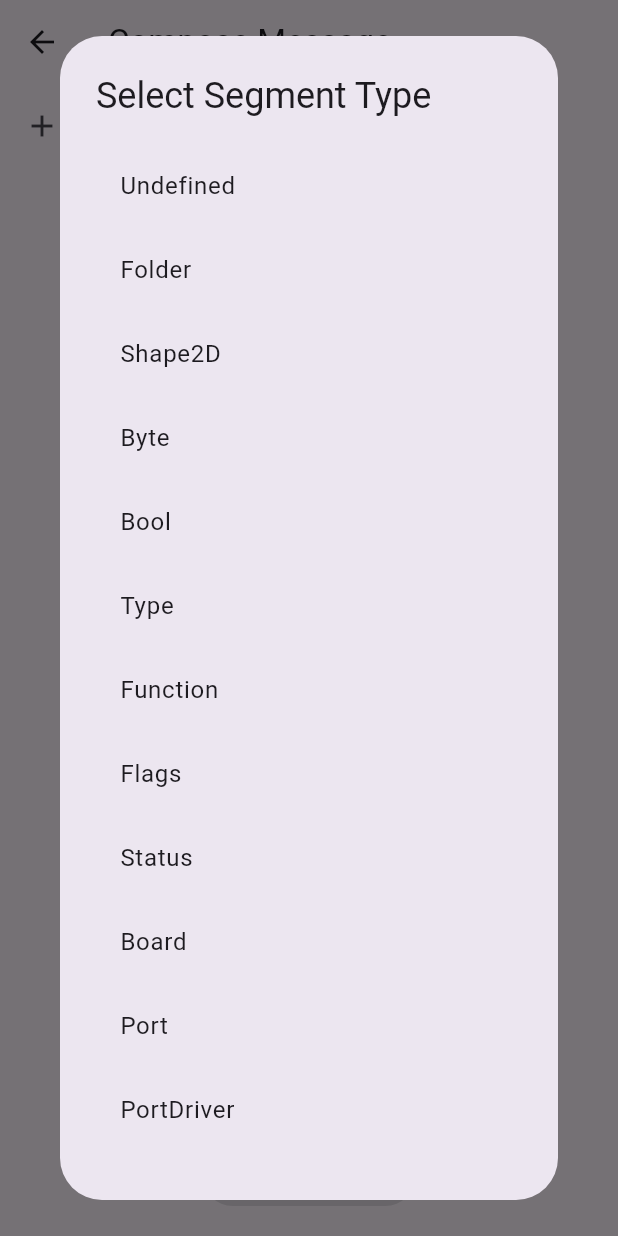
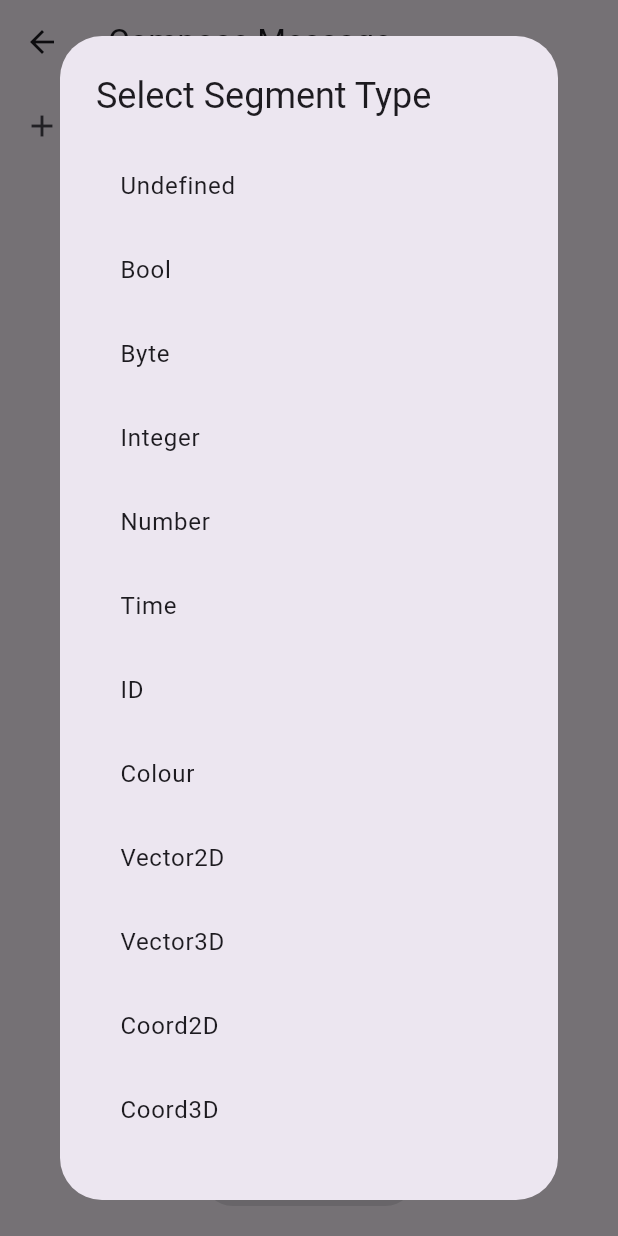
Before and after one commit to AkyirrDFaux/tamuapp, a Flutter app: the ComposeMessagePage screen opened directly, after a tap on "Add New Segment", on a phone screen of 412 x 824 dp. Run offline on Flutter 3.47's test engine with Material 3 defaults, Android fonts, the phone set to English and light mode, and no system bars; our stand-ins replace flutter_blue_plus, permission_handler.

Commit message:
Fix for type split

```diff
--- a/lib/object/new_object_page.dart
+++ b/lib/object/new_object_page.dart
@@ -83,7 +83,7 @@ class _NewObjectDialogState extends State<NewObjectDialog> {
             if (_formKey.currentState!.validate()) {
               Message message = Message();
               message.addSegment(Types.Function, Functions.CreateObject);
-              message.addSegment(Types.Type, _selectedType);
+              message.addSegment(Types.ObjectType, _selectedType);
               message.addSegment(Types.ID, int.parse(_idController.text));
               BluetoothManager().sendMessage(message);
               Navigator.of(context).pop();
--- a/lib/object/object.dart
+++ b/lib/object/object.dart
@@ -2,7 +2,7 @@ import '../flags.dart';
 import '../types.dart';
 
 class Object {
-  final Types type;
+  final ObjectTypes type;
   int id;
   String name = "Unnamed";
   FlagClass flags = FlagClass();
@@ -66,6 +66,18 @@ class Coord2D {
   }
 }
 
+class Coord3D {
+  Vector3D Position = Vector3D(0, 0, 0);
+  Vector3D Rotation = Vector3D(1, 0, 0);
+
+  Coord3D(this.Position, this.Rotation);
+
+  @override
+  String toString() {
+    return 'Coord3D(Position: $Position, Rotation: $Rotation)';
+  }
+}
+
 class Colour {
   int R = 0;
   int G = 0;
--- a/lib/object/object_graph_page.dart
+++ b/lib/object/object_graph_page.dart
@@ -12,7 +12,7 @@ import 'object_page.dart';
 class GraphNode {
   final int id;
   final String name;
-  final Types type;
+  final ObjectTypes type;
   List<int> childrenIds;
   List<int> parentIds;
   Offset? position;
--- a/lib/object/object_manager.dart
+++ b/lib/object/object_manager.dart
@@ -54,9 +54,9 @@ class ObjectManager extends ChangeNotifier {
   void ReadObject(Message message){
     Object newObject;
       if(message.getSegmentType(2) == Types.ID
-      && message.getSegmentType(1) == Types.Type){
+      && message.getSegmentType(1) == Types.ObjectType){
         int id = message.getSegmentData(2);
-        Types type = message.getSegmentData(1);
+        ObjectTypes type = message.getSegmentData(1);
         Object? existingObject = getObjectById(id);
         if (existingObject != null) {
           newObject = existingObject;
--- a/lib/types.dart
+++ b/lib/types.dart
@@ -2,186 +2,160 @@ import 'package:flutter/material.dart';
 
 enum Types {
   Undefined(0),
-  Folder(1),
-  Shape2D(2),
-  Byte(3),
-  Bool(4),
-  Type(5),
-  Function(6),
-  Flags(7),
-  Status(8),
-  Board(9),
-  Port(10),
-  PortDriver(11),
-  Fan(12),
-  LEDStrip(13),
-  LEDSegment(14),
-  Texture1D(15),
-  Display(16),
-  Geometry2D(17),
-  GeometryOperation(18),
-  Texture2D(19),
-  AccGyr(20),
-  Servo(21),
-  Input(22),
-  Removed4(23),
-  Operation(24),
-  Program(25),
-  Integer(26),
-  Time(27),
-  Number(28),
-  ID(29),
-  Colour(30),
-  Removed1(31),
-  Vector2D(32),
-  Vector3D(33),
-  Coord2D(34),
-  Text(35),
-  IDList(36);
+  Bool(1),
+  Byte(2),
+  Integer(3),
+  Number(4),
+  Time(5),
+  ID(6),
+  Colour(7),
+  Vector2D(8),
+  Vector3D(9),
+  Coord2D(10),
+  Coord3D(11),
+  Text(12),
+  IDList(13),
+  ObjectType(32),
+  Function(33),
+  Flags(34),
+  Status(35),
+  Board(36),
+  Port(37),
+  PortDriver(38),
+  AccGyr(39),
+  Input(40),
+  LEDStrip(41),
+  Texture1D(42),
+  Display(43),
+  Geometry2D(44),
+  GeometryOperation(45),
+  Texture2D(46),
+  Operation(47),
+  Program(48);
 
   final int value;
   const Types(this.value);
 
   static int getSize(Types type) {
-    if (type.value < Types.Byte.value)
+    if (type == Types.Undefined) {
       return 0;
-    else if (type.value < Types.Integer.value)
+    } else if (type.value <= Types.Byte.value || type.value >= Types.ObjectType.value) {
       return 1;
-    else if (type.value < Types.Vector2D.value)
+    } else if (type.value <= Types.Colour.value) {
       return 4;
-    else if (type.value == Types.Vector2D.value)
+    } else if (type == Types.Vector2D) {
       return 8;
-    else if (type.value == Types.Vector3D.value)
+    } else if (type == Types.Vector3D) {
       return 12;
-    else if (type.value == Types.Coord2D.value)
+    } else if (type == Types.Coord2D) {
       return 16;
-    else
+    } else if (type == Types.Coord3D) {
+      return 24;
+    } else {
       return -1; // dynamic, check first byte
+    }
   }
 
   static Types fromValue(int value) {
-    switch (value) {
-      case 0:
-        return Types.Undefined;
-      case 1:
-        return Types.Folder;
-      case 2:
-        return Types.Shape2D;
-      case 3:
-        return Types.Byte;
-      case 4:
-        return Types.Bool;
-      case 5:
-        return Types.Type;
-      case 6:
-        return Types.Function;
-      case 7:
-        return Types.Flags;
-      case 8:
-        return Types.Status;
-      case 9:
-        return Types.Board;
-      case 10:
-        return Types.Port;
-      case 11:
-        return Types.PortDriver;
-      case 12:
-        return Types.Fan;
-      case 13:
-        return Types.LEDStrip;
-      case 14:
-        return Types.LEDSegment;
-      case 15:
-        return Types.Texture1D;
-      case 16:
-        return Types.Display;
-      case 17:
-        return Types.Geometry2D;
-      case 18:
-        return Types.GeometryOperation;
-      case 19:
-        return Types.Texture2D;
-      case 20:
-        return Types.AccGyr;
-      case 21:
-        return Types.Servo;
-      case 22:
-        return Types.Input;
-      case 23:
-        return Types.Removed4;
-      case 24:
-        return Types.Operation;
-      case 25:
-        return Types.Program;
-      case 26:
-        return Types.Integer;
-      case 27:
-        return Types.Time;
-      case 28:
-        return Types.Number;
-      case 29:
-        return Types.ID;
-      case 30:
-        return Types.Colour;
-      case 31:
-        return Types.Removed1;
-      case 32:
-        return Types.Vector2D;
-      case 33:
-        return Types.Vector3D;
-      case 34:
-        return Types.Coord2D;
-      case 35:
-        return Types.Text;
-      case 36:
-        return Types.IDList;
-      default:
-        return Types.Undefined;
+    for (var type in Types.values) {
+      if (type.value == value) {
+        return type;
+      }
     }
+    return Types.Undefined;
   }
 }
 
+enum ObjectTypes {
+  Undefined(0),
+  Shape2D(1),
+  Board(2),
+  Port(3),
+  Fan(4),
+  LEDStrip(5),
+  LEDSegment(6),
+  Texture1D(7),
+  Display(8),
+  Geometry2D(9),
+  Texture2D(10),
+  AccGyr(11),
+  Servo(12),
+  Input(13),
+  Operation(14),
+  Program(15);
+
+  final int value;
+  const ObjectTypes(this.value);
+
+  static ObjectTypes fromValue(int value) {
+    for (var type in ObjectTypes.values) {
+      if (type.value == value) {
+        return type;
+      }
+    }
+    return ObjectTypes.Undefined;
+  }
+}
+
+final Map<ObjectTypes, IconData> objectTypeIcons = {
+  ObjectTypes.Undefined: Icons.help_outline,
+  ObjectTypes.Shape2D: Icons.category_outlined,
+  ObjectTypes.Board: Icons.memory_outlined,
+  ObjectTypes.Port: Icons.lan_outlined,
+  ObjectTypes.Fan: Icons.wind_power_outlined,
+  ObjectTypes.LEDStrip: Icons.wb_incandescent_outlined,
+  ObjectTypes.LEDSegment: Icons.view_agenda_outlined,
+  ObjectTypes.Texture1D: Icons.linear_scale_outlined,
+  ObjectTypes.Display: Icons.desktop_windows_outlined,
+  ObjectTypes.Geometry2D: Icons.square_foot_outlined,
+  ObjectTypes.Texture2D: Icons.texture_outlined,
+  ObjectTypes.AccGyr: Icons.gps_not_fixed_outlined,
+  ObjectTypes.Servo: Icons.precision_manufacturing_outlined,
+  ObjectTypes.Input: Icons.input_outlined,
+  ObjectTypes.Operation: Icons.settings_outlined,
+  ObjectTypes.Program: Icons.terminal_outlined,
+};
+
 final Map<Types, IconData> typeIcons = {
   Types.Undefined: Icons.help_outline,
-  Types.Folder: Icons.folder_outlined,
-  Types.Shape2D: Icons.category_outlined, // Good for abstract shapes
+  Types.Bool: Icons.toggle_on_outlined,
   Types.Byte: Icons.data_object_outlined,
-  Types.Bool: Icons.toggle_on_outlined, // Or Icons.check_box_outlined
-  Types.Type: Icons.sell_outlined, // Represents a tag or type label
+  Types.Integer: Icons.pin_outlined,
+  Types.Number: Icons.looks_one_outlined,
+  Types.Time: Icons.schedule_outlined,
+  Types.ID: Icons.tag_outlined,
+  Types.Colour: Icons.color_lens_outlined,
+  Types.Vector2D: Icons.open_in_full_outlined,
+  Types.Vector3D: Icons.navigation_outlined,
+  Types.Coord2D: Icons.place_outlined,
+  Types.Coord3D: Icons.threed_rotation,
+  Types.Text: Icons.title_outlined,
+  Types.IDList: Icons.list_alt_outlined,
+  Types.ObjectType: Icons.sell_outlined,
   Types.Function: Icons.functions_outlined,
   Types.Flags: Icons.flag_outlined,
   Types.Status: Icons.info_outline,
   Types.Board: Icons.memory_outlined,
   Types.Port: Icons.lan_outlined,
-  Types.PortDriver: Icons.tune_outlined, // Chip icon, often related to drivers
-  Types.Fan: Icons.wind_power_outlined,
-  Types.LEDStrip: Icons.wb_incandescent_outlined, // Lightbulb
-  Types.LEDSegment: Icons.view_agenda_outlined, // Segments in a row
+  Types.PortDriver: Icons.tune_outlined,
+  Types.AccGyr: Icons.gps_not_fixed_outlined,
+  Types.Input: Icons.input_outlined,
+  Types.LEDStrip: Icons.wb_incandescent_outlined,
   Types.Texture1D: Icons.linear_scale_outlined,
   Types.Display: Icons.desktop_windows_outlined,
-  Types.Geometry2D: Icons.square_foot_outlined, // Ruler and angle
-  Types.GeometryOperation: Icons.gesture_outlined, // Hand drawing
+  Types.Geometry2D: Icons.square_foot_outlined,
+  Types.GeometryOperation: Icons.gesture_outlined,
   Types.Texture2D: Icons.texture_outlined,
-  Types.AccGyr: Icons.gps_not_fixed_outlined,
-  Types.Servo: Icons.precision_manufacturing_outlined,
-  Types.Input: Icons.input_outlined,
-  Types.Removed4: Icons.delete_outline,
-  Types.Operation: Icons.settings_outlined, // Gears for operations
+  Types.Operation: Icons.settings_outlined,
   Types.Program: Icons.terminal_outlined,
-  Types.Integer: Icons.pin_outlined, // Numbered pin
-  Types.Time: Icons.schedule_outlined,
-  Types.Number: Icons.looks_one_outlined, // Or more generic: Icons.calculate_outlined
-  Types.ID: Icons.tag_outlined,
-  Types.Colour: Icons.color_lens_outlined,
-  Types.Removed1: Icons.delete_outline,
-  Types.Vector2D: Icons.open_in_full_outlined, // Expand/vectorial idea
-  Types.Vector3D: Icons.navigation_outlined, // Expand/vectorial idea
-  Types.Coord2D: Icons.place_outlined,
-  Types.Text: Icons.title_outlined,
-  Types.IDList: Icons.list_alt_outlined,
 };
 
 // Example of how to use it:
-IconData getIconForType(Types type) {
-  return typeIcons[type] ?? Icons.device_unknown; // Fallback icon
+IconData getIconForType(dynamic type) {
+  if (type is Types) {
+    return typeIcons[type] ?? Icons.device_unknown;
+  } else if (type is ObjectTypes) {
+    return objectTypeIcons[type] ?? Icons.device_unknown;
+  }
+  return Icons.device_unknown;
 }
```
Also changed, not shown: lib/message/message.dart (+49 -5 lines).
